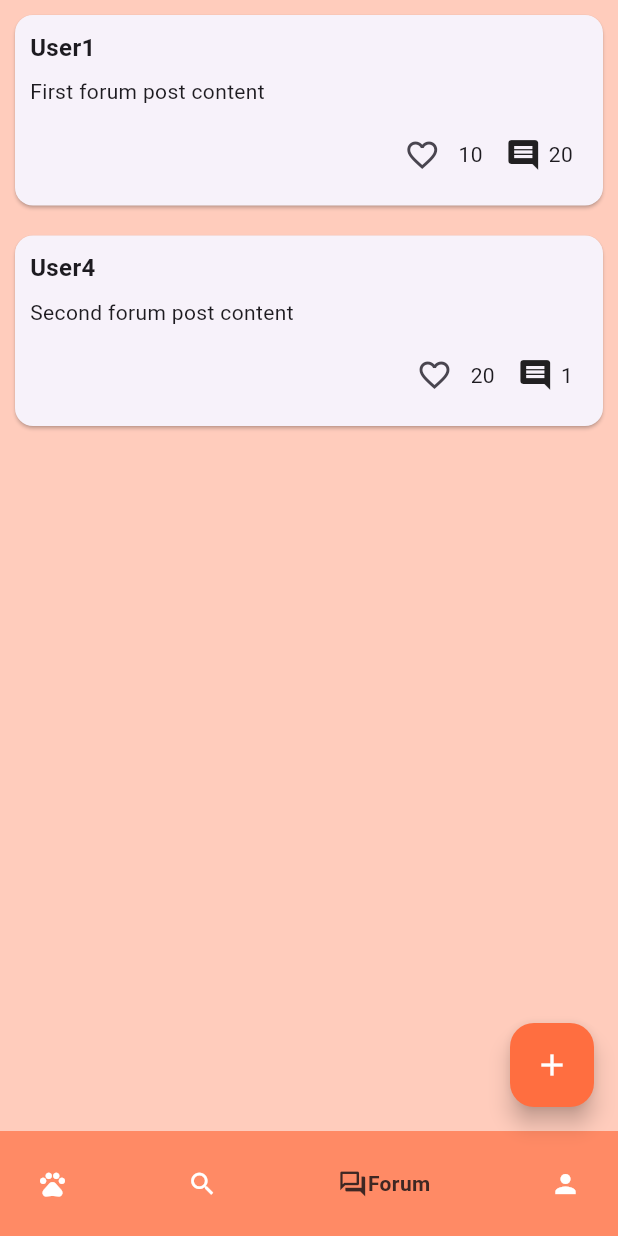
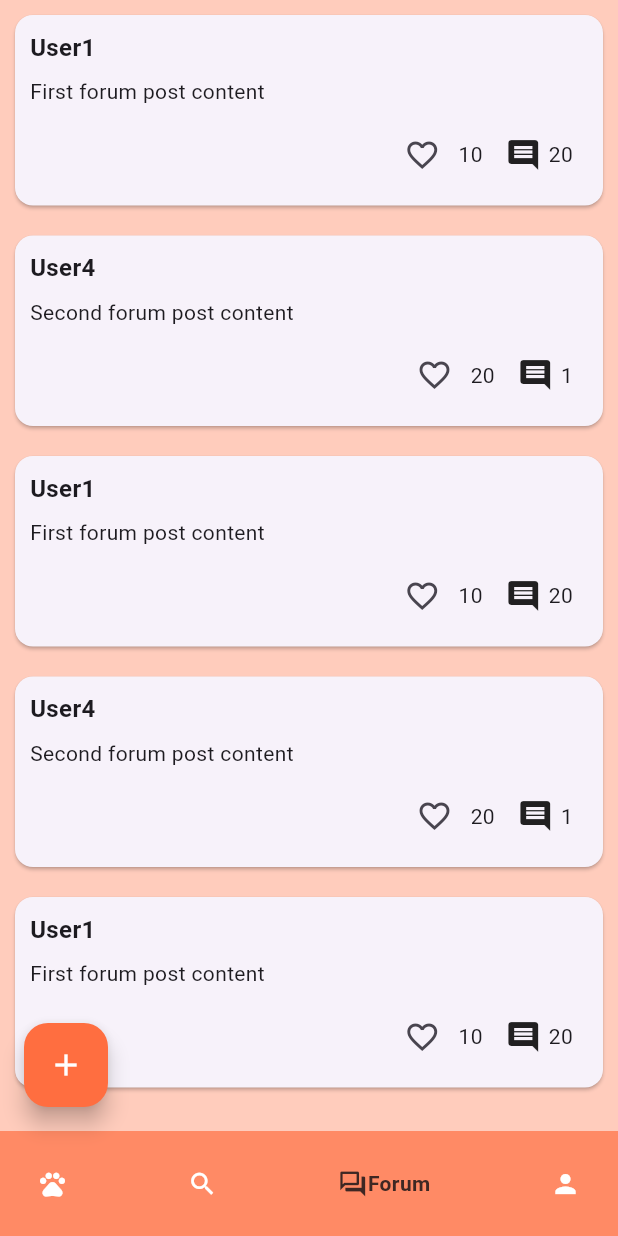
Before and after one commit to JoaquinD26/pets, a Flutter app: the screen it shows after launch, item 3 of the bottom bar chosen, on a phone screen of 412 x 824 dp. Run offline on Flutter 3.47's test engine with Material 3 defaults, Android fonts, the light colour scheme and no system bars; drawn by our look-alikes of google_nav_bar; our stand-ins replace carousel_slider.

Commit message:
ultimas comprobaciones

```diff
--- a/lib/components/commentDetailsPage.dart
+++ b/lib/components/commentDetailsPage.dart
@@ -99,6 +99,7 @@ class PostDetailsPageState extends State<PostDetailsPage> {
         backgroundColor: Colors.deepOrangeAccent,
         child: Icon(color: Colors.white, Icons.add),
       ),
+      floatingActionButtonLocation: FloatingActionButtonLocation.startFloat,
     );
   }
 
--- a/lib/pages/forum_view.dart
+++ b/lib/pages/forum_view.dart
@@ -115,6 +115,111 @@ class ForumPageState extends State<ForumPage> {
             "comments": [
               {"username": "User5", "content": "Comment 3"}
             ]
+          },
+          {
+            "username": "User1",
+            "content": "First forum post content",
+            "likes": 10,
+            "comments": [
+              {"username": "User2", "content": "Comment 1"},
+              {"username": "User3", "content": "Comment 2"},
+              {"username": "User2", "content": "Comment 1"},
+              {"username": "User3", "content": "Comment 2"},
+              {"username": "User2", "content": "Comment 1"},
+              {"username": "User3", "content": "Comment 2"},
+              {"username": "User2", "content": "Comment 1"},
+              {"username": "User3", "content": "Comment 2"},
+              {"username": "User2", "content": "Comment 1"},
+              {"username": "User3", "content": "Comment 2"},
+              {"username": "User2", "content": "Comment 1"},
+              {"username": "User3", "content": "Comment 2"},
+              {"username": "User2", "content": "Comment 1"},
+              {"username": "User3", "content": "Comment 2"},
+              {"username": "User2", "content": "Comment 1"},
+              {"username": "User3", "content": "Comment 2"},
+              {"username": "User2", "content": "Comment 1"},
+              {"username": "User3", "content": "Comment 2"},
+              {"username": "User2", "content": "Comment 1"},
+              {"username": "User3", "content": "Comment 2"}
+            ]
+          },
+          {
+            "username": "User4",
+            "content": "Second forum post content",
+            "likes": 20,
+            "comments": [
+              {"username": "User5", "content": "Comment 3"}
+            ]
+          },
+          {
+            "username": "User1",
+            "content": "First forum post content",
+            "likes": 10,
+            "comments": [
+              {"username": "User2", "content": "Comment 1"},
+              {"username": "User3", "content": "Comment 2"},
+              {"username": "User2", "content": "Comment 1"},
+              {"username": "User3", "content": "Comment 2"},
+              {"username": "User2", "content": "Comment 1"},
+              {"username": "User3", "content": "Comment 2"},
+              {"username": "User2", "content": "Comment 1"},
+              {"username": "User3", "content": "Comment 2"},
+              {"username": "User2", "content": "Comment 1"},
+              {"username": "User3", "content": "Comment 2"},
+              {"username": "User2", "content": "Comment 1"},
+              {"username": "User3", "content": "Comment 2"},
+              {"username": "User2", "content": "Comment 1"},
+              {"username": "User3", "content": "Comment 2"},
+              {"username": "User2", "content": "Comment 1"},
+              {"username": "User3", "content": "Comment 2"},
+              {"username": "User2", "content": "Comment 1"},
+              {"username": "User3", "content": "Comment 2"},
+              {"username": "User2", "content": "Comment 1"},
+              {"username": "User3", "content": "Comment 2"}
+            ]
+          },
+          {
+            "username": "User4",
+            "content": "Second forum post content",
+            "likes": 20,
+            "comments": [
+              {"username": "User5", "content": "Comment 3"}
+            ]
+          },
+          {
+            "username": "User1",
+            "content": "First forum post content",
+            "likes": 10,
+            "comments": [
+              {"username": "User2", "content": "Comment 1"},
+              {"username": "User3", "content": "Comment 2"},
+              {"username": "User2", "content": "Comment 1"},
+              {"username": "User3", "content": "Comment 2"},
+              {"username": "User2", "content": "Comment 1"},
+              {"username": "User3", "content": "Comment 2"},
+              {"username": "User2", "content": "Comment 1"},
+              {"username": "User3", "content": "Comment 2"},
+              {"username": "User2", "content": "Comment 1"},
+              {"username": "User3", "content": "Comment 2"},
+              {"username": "User2", "content": "Comment 1"},
+              {"username": "User3", "content": "Comment 2"},
+              {"username": "User2", "content": "Comment 1"},
+              {"username": "User3", "content": "Comment 2"},
+              {"username": "User2", "content": "Comment 1"},
+              {"username": "User3", "content": "Comment 2"},
+              {"username": "User2", "content": "Comment 1"},
+              {"username": "User3", "content": "Comment 2"},
+              {"username": "User2", "content": "Comment 1"},
+              {"username": "User3", "content": "Comment 2"}
+            ]
+          },
+          {
+            "username": "User4",
+            "content": "Second forum post content",
+            "likes": 20,
+            "comments": [
+              {"username": "User5", "content": "Comment 3"}
+            ]
           }
         ]
       }
@@ -162,6 +267,9 @@ class ForumPageState extends State<ForumPage> {
               },
             ),
           ),
+          SizedBox(
+            height: 20,
+          )
         ],
       ),
       floatingActionButton: FloatingActionButton(
@@ -171,6 +279,7 @@ class ForumPageState extends State<ForumPage> {
         backgroundColor: Colors.deepOrangeAccent,
         child: Icon(color: Colors.white, Icons.add),
       ),
+      floatingActionButtonLocation: FloatingActionButtonLocation.startFloat,
     );
   }
 
@@ -236,7 +345,6 @@ class ForumPageState extends State<ForumPage> {
     );
   }
 
-
   void _postComment(String comment) {
     // Implementa aquí la lógica para enviar el comentario al servidor
   }
```
Lines whose indentation alone changed are shown as unchanged.
